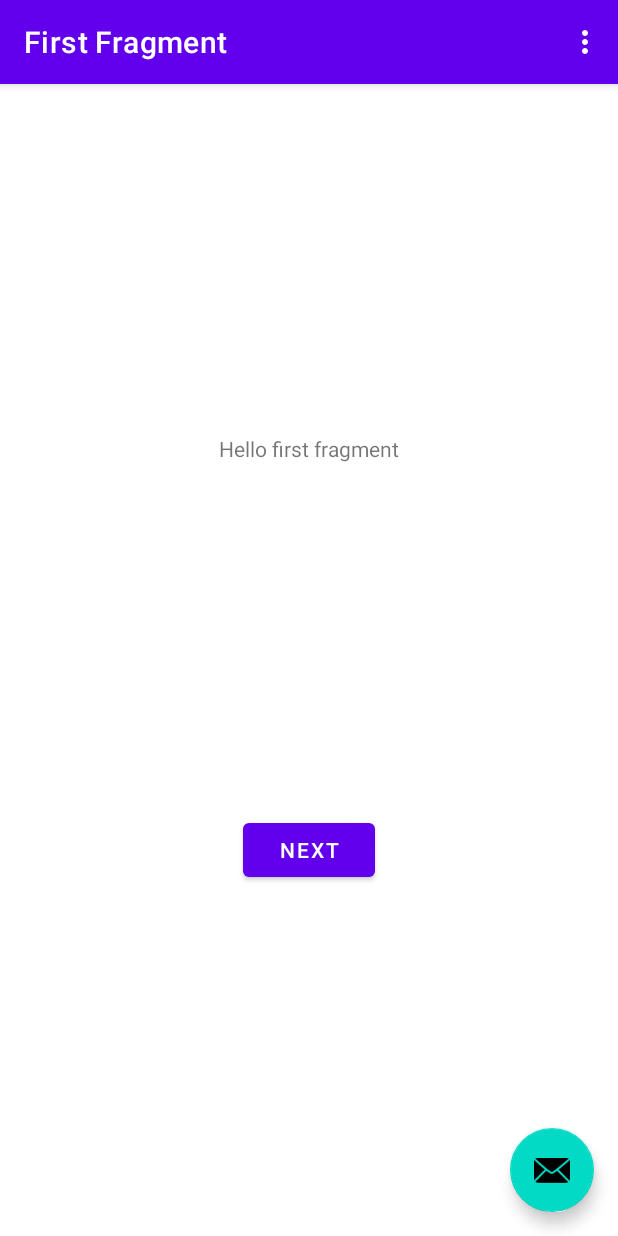
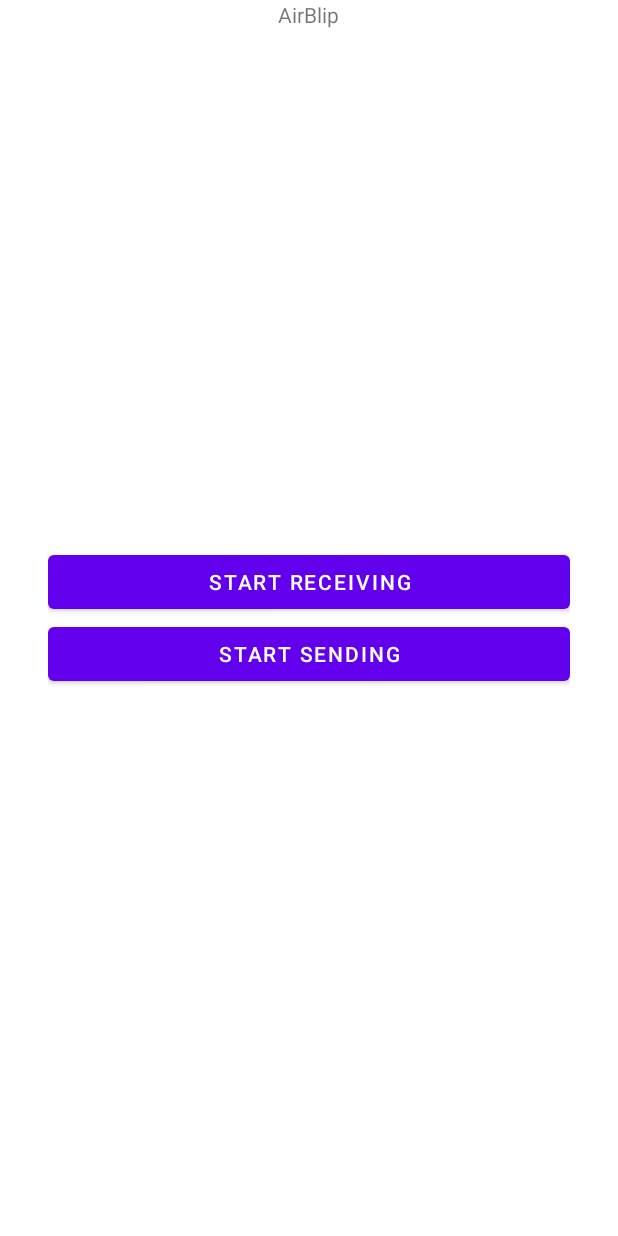
Before and after one commit to itsfeas/airblip, an Android app: the screen it shows after launch (MainActivity), on a phone screen of 412 x 824 dp. Run offline under Robolectric (Android 15) with nearby library versions, the light colour scheme and no system bars.

Commit message:
simplified, no more fragments

```diff
--- a/app/build.gradle
+++ b/app/build.gradle
@@ -3,13 +3,13 @@ plugins {
 }
 
 android {
-    compileSdkVersion 30
+    compileSdkVersion 31
     buildToolsVersion "30.0.3"
 
     defaultConfig {
         applicationId "com.example.airblip"
         minSdkVersion 23
-        targetSdkVersion 30
+        targetSdkVersion 31
         versionCode 1
         versionName "1.0"
 
@@ -41,4 +41,5 @@ dependencies {
     testImplementation 'junit:junit:4.+'
     androidTestImplementation 'androidx.test.ext:junit:1.1.3'
     androidTestImplementation 'androidx.test.espresso:espresso-core:3.4.0'
+
 }
--- a/app/src/main/AndroidManifest.xml
+++ b/app/src/main/AndroidManifest.xml
@@ -10,6 +10,7 @@
         android:supportsRtl="true"
         android:theme="@style/Theme.Airblip">
         <activity
+            android:exported = "true"
             android:name=".MainActivity"
             android:label="@string/app_name"
             android:theme="@style/Theme.Airblip.NoActionBar">
--- a/app/src/main/java/com/example/airblip/FirstFragment.java
+++ /dev/null
@@ -1,47 +0,0 @@
-package com.example.airblip;
-
-import android.os.Bundle;
-import android.view.LayoutInflater;
-import android.view.View;
-import android.view.ViewGroup;
-
-import androidx.annotation.NonNull;
-import androidx.fragment.app.Fragment;
-import androidx.navigation.fragment.NavHostFragment;
-
-import com.example.airblip.databinding.FragmentFirstBinding;
-
-public class FirstFragment extends Fragment {
-
-    private FragmentFirstBinding binding;
-
-    @Override
-    public View onCreateView(
-            LayoutInflater inflater, ViewGroup container,
-            Bundle savedInstanceState
-    ) {
-
-        binding = FragmentFirstBinding.inflate(inflater, container, false);
-        return binding.getRoot();
-
-    }
-
-    public void onViewCreated(@NonNull View view, Bundle savedInstanceState) {
-        super.onViewCreated(view, savedInstanceState);
-
-        binding.buttonFirst.setOnClickListener(new View.OnClickListener() {
-            @Override
-            public void onClick(View view) {
-                NavHostFragment.findNavController(FirstFragment.this)
-                        .navigate(R.id.action_FirstFragment_to_SecondFragment);
-            }
-        });
-    }
-
-    @Override
-    public void onDestroyView() {
-        super.onDestroyView();
-        binding = null;
-    }
-
-}
--- a/app/src/main/java/com/example/airblip/MainActivity.java
+++ b/app/src/main/java/com/example/airblip/MainActivity.java
@@ -2,75 +2,31 @@ package com.example.airblip;
 
 import android.os.Bundle;
 
-import com.google.android.material.snackbar.Snackbar;
-
 import androidx.appcompat.app.AppCompatActivity;
-
 import android.view.View;
 
-import androidx.navigation.NavController;
-import androidx.navigation.Navigation;
-import androidx.navigation.ui.AppBarConfiguration;
-import androidx.navigation.ui.NavigationUI;
-
-import com.example.airblip.databinding.ActivityMainBinding;
-
-import android.view.Menu;
-import android.view.MenuItem;
 
 public class MainActivity extends AppCompatActivity {
-
-    private AppBarConfiguration appBarConfiguration;
-    private ActivityMainBinding binding;
 
     @Override
     protected void onCreate(Bundle savedInstanceState) {
         super.onCreate(savedInstanceState);
-
-        binding = ActivityMainBinding.inflate(getLayoutInflater());
-        setContentView(binding.getRoot());
-
-        setSupportActionBar(binding.toolbar);
-
-        NavController navController = Navigation.findNavController(this, R.id.nav_host_fragment_content_main);
-        appBarConfiguration = new AppBarConfiguration.Builder(navController.getGraph()).build();
-        NavigationUI.setupActionBarWithNavController(this, navController, appBarConfiguration);
-
-        binding.fab.setOnClickListener(new View.OnClickListener() {
-            @Override
-            public void onClick(View view) {
-                Snackbar.make(view, "Replace with your own action", Snackbar.LENGTH_LONG)
-                        .setAction("Action", null).show();
-            }
-        });
+        setContentView(R.layout.activity_main);
     }
 
-    @Override
-    public boolean onCreateOptionsMenu(Menu menu) {
-        // Inflate the menu; this adds items to the action bar if it is present.
-        getMenuInflater().inflate(R.menu.menu_main, menu);
-        return true;
+    public void startReceiving(View v){
+        v.setEnabled(false);
     }
 
-    @Override
-    public boolean onOptionsItemSelected(MenuItem item) {
-        // Handle action bar item clicks here. The action bar will
-        // automatically handle clicks on the Home/Up button, so long
-        // as you specify a parent activity in AndroidManifest.xml.
-        int id = item.getItemId();
+    public void startSending(View v){
 
-        //noinspection SimplifiableIfStatement
-        if (id == R.id.action_settings) {
-            return true;
-        }
-
-        return super.onOptionsItemSelected(item);
     }
 
-    @Override
-    public boolean onSupportNavigateUp() {
-        NavController navController = Navigation.findNavController(this, R.id.nav_host_fragment_content_main);
-        return NavigationUI.navigateUp(navController, appBarConfiguration)
-                || super.onSupportNavigateUp();
+    public void openOverlay(){
+
+    }
+
+    public void changeOverlayText(){
+
     }
 }
--- a/app/src/main/res/layout/activity_main.xml
+++ b/app/src/main/res/layout/activity_main.xml
@@ -4,30 +4,47 @@
     xmlns:tools="http://schemas.android.com/tools"
     android:layout_width="match_parent"
     android:layout_height="match_parent"
-    tools:context=".MainActivity">
+    tools:context=".MainActivity"
+    >
 
-    <com.google.android.material.appbar.AppBarLayout
-        android:layout_width="match_parent"
-        android:layout_height="wrap_content"
-        android:theme="@style/Theme.Airblip.AppBarOverlay">
+        <RelativeLayout
+            android:layout_width="match_parent"
+            android:layout_height="match_parent"
+            android:layout_centerInParent="true"
+            android:paddingLeft="16dp"
+            android:paddingRight="16dp">
 
-        <androidx.appcompat.widget.Toolbar
-            android:id="@+id/toolbar"
-            android:layout_width="match_parent"
-            android:layout_height="?attr/actionBarSize"
-            android:background="?attr/colorPrimary"
-            app:popupTheme="@style/Theme.Airblip.PopupOverlay" />
+            <TextView
+                android:id="@+id/textview_first"
+                android:layout_width="wrap_content"
+                android:layout_height="wrap_content"
+                android:text="@string/title"
+                android:layout_centerHorizontal="true"
+                android:layout_alignParentTop = "true" />
 
-    </com.google.android.material.appbar.AppBarLayout>
+            <RelativeLayout
+                android:layout_width="wrap_content"
+                android:layout_height="wrap_content"
+                android:layout_centerInParent="true"
+                android:paddingLeft="16dp"
+                android:paddingRight="16dp" >
 
-    <include layout="@layout/content_main" />
+                <Button
+                    android:id="@+id/receive"
+                    android:layout_width="match_parent"
+                    android:layout_height="wrap_content"
+                    android:layout_alignParentTop="true"
+                    android:onClick="startReceiving"
+                    android:text="Start receiving" />
 
-    <com.google.android.material.floatingactionbutton.FloatingActionButton
-        android:id="@+id/fab"
-        android:layout_width="wrap_content"
-        android:layout_height="wrap_content"
-        android:layout_gravity="bottom|end"
-        android:layout_margin="@dimen/fab_margin"
-        app:srcCompat="@android:drawable/ic_dialog_email" />
+                <Button
+                    android:id="@+id/send"
+                    android:layout_width="match_parent"
+                    android:layout_height="wrap_content"
+                    android:text="Start sending"
+                    android:onClick="startReceiving"
+                    android:layout_below="@+id/receive" />
+            </RelativeLayout>
+    </RelativeLayout>
 
 </androidx.coordinatorlayout.widget.CoordinatorLayout>
--- a/app/src/main/res/layout/content_main.xml
+++ /dev/null
@@ -1,19 +0,0 @@
-<?xml version="1.0" encoding="utf-8"?>
-<androidx.constraintlayout.widget.ConstraintLayout xmlns:android="http://schemas.android.com/apk/res/android"
-    xmlns:app="http://schemas.android.com/apk/res-auto"
-    android:layout_width="match_parent"
-    android:layout_height="match_parent"
-    app:layout_behavior="@string/appbar_scrolling_view_behavior">
-
-    <fragment
-        android:id="@+id/nav_host_fragment_content_main"
-        android:name="androidx.navigation.fragment.NavHostFragment"
-        android:layout_width="0dp"
-        android:layout_height="0dp"
-        app:defaultNavHost="true"
-        app:layout_constraintBottom_toBottomOf="parent"
-        app:layout_constraintLeft_toLeftOf="parent"
-        app:layout_constraintRight_toRightOf="parent"
-        app:layout_constraintTop_toTopOf="parent"
-        app:navGraph="@navigation/nav_graph" />
-</androidx.constraintlayout.widget.ConstraintLayout>
--- a/app/src/main/res/layout/fragment_first.xml
+++ /dev/null
@@ -1,28 +0,0 @@
-<?xml version="1.0" encoding="utf-8"?>
-<androidx.constraintlayout.widget.ConstraintLayout xmlns:android="http://schemas.android.com/apk/res/android"
-    xmlns:app="http://schemas.android.com/apk/res-auto"
-    xmlns:tools="http://schemas.android.com/tools"
-    android:layout_width="match_parent"
-    android:layout_height="match_parent"
-    tools:context=".FirstFragment">
-
-    <TextView
-        android:id="@+id/textview_first"
-        android:layout_width="wrap_content"
-        android:layout_height="wrap_content"
-        android:text="@string/hello_first_fragment"
-        app:layout_constraintBottom_toTopOf="@id/button_first"
-        app:layout_constraintEnd_toEndOf="parent"
-        app:layout_constraintStart_toStartOf="parent"
-        app:layout_constraintTop_toTopOf="parent" />
-
-    <Button
-        android:id="@+id/button_first"
-        android:layout_width="wrap_content"
-        android:layout_height="wrap_content"
-        android:text="@string/next"
-        app:layout_constraintBottom_toBottomOf="parent"
-        app:layout_constraintEnd_toEndOf="parent"
-        app:layout_constraintStart_toStartOf="parent"
-        app:layout_constraintTop_toBottomOf="@id/textview_first" />
-</androidx.constraintlayout.widget.ConstraintLayout>
--- a/app/src/main/res/navigation/nav_graph.xml
+++ b/app/src/main/res/navigation/nav_graph.xml
@@ -3,26 +3,6 @@
     xmlns:app="http://schemas.android.com/apk/res-auto"
     xmlns:tools="http://schemas.android.com/tools"
     android:id="@+id/nav_graph"
-    app:startDestination="@id/FirstFragment">
+    >
 
-    <fragment
-        android:id="@+id/FirstFragment"
-        android:name="com.example.airblip.FirstFragment"
-        android:label="@string/first_fragment_label"
-        tools:layout="@layout/fragment_first">
-
-        <action
-            android:id="@+id/action_FirstFragment_to_SecondFragment"
-            app:destination="@id/SecondFragment" />
-    </fragment>
-    <fragment
-        android:id="@+id/SecondFragment"
-        android:name="com.example.airblip.SecondFragment"
-        android:label="@string/second_fragment_label"
-        tools:layout="@layout/fragment_second">
-
-        <action
-            android:id="@+id/action_SecondFragment_to_FirstFragment"
-            app:destination="@id/FirstFragment" />
-    </fragment>
 </navigation>
--- a/app/src/main/res/values/strings.xml
+++ b/app/src/main/res/values/strings.xml
@@ -7,6 +7,6 @@
     <string name="next">Next</string>
     <string name="previous">Previous</string>
 
-    <string name="hello_first_fragment">Hello first fragment</string>
+    <string name="title">AirBlip</string>
     <string name="hello_second_fragment">Hello second fragment. Arg: %1$s</string>
 </resources>
```
Also changed, not shown: app/src/main/java/com/example/airblip/SecondFragment.java (deleted, +0 -47 lines), app/src/main/res/layout/fragment_second.xml (deleted, +0 -27 lines).
